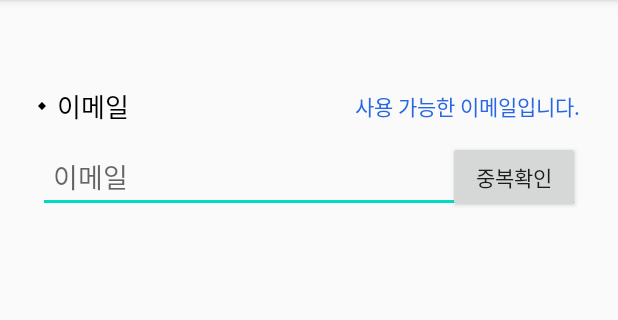
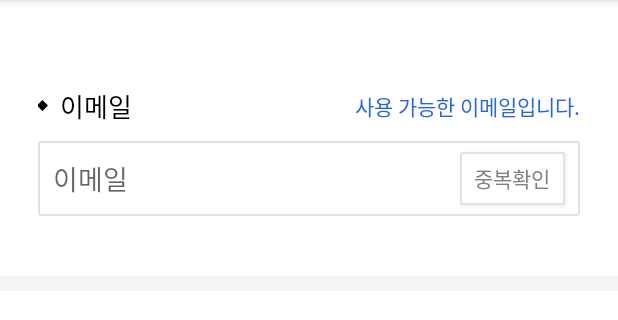
Before and after one commit to cyhaz/uiTestHard01, an Android app: the SignUpActivity screen opened directly, with no data from a screen before it, on a phone screen of 412 x 824 dp, the part 84-404 px from its top. Run offline under Robolectric (Android 15) with nearby library versions, the phone set to English and light mode, and no system bars.

Commit message:
전체 구조 전반적인 수정

```diff
--- /dev/null
+++ b/app/src/main/res/drawable-v24/duplokbutton_layout.xml
@@ -0,0 +1,16 @@
+<?xml version="1.0" encoding="utf-8"?>
+<shape xmlns:android="http://schemas.android.com/apk/res/android">
+
+    <solid android:color="#FFFFFF" />
+
+    <stroke
+        android:width="1dp"
+        android:color="#E2E2E2" />
+
+    <corners
+        android:topLeftRadius="1dp"
+        android:topRightRadius="1dp"
+        android:bottomLeftRadius="1dp"
+        android:bottomRightRadius="1dp"  />
+
+</shape>
--- a/app/src/main/res/layout/activity_sign_up.xml
+++ b/app/src/main/res/layout/activity_sign_up.xml
@@ -5,11 +5,17 @@
     android:layout_width="match_parent"
     android:layout_height="match_parent"
     android:orientation="vertical"
+    android:background="#FFFFFF"
+    tools:context=".SignUpActivity">
+
+<!-- 이메일 -->
+    <LinearLayout
+        android:layout_width="match_parent"
+        android:layout_height="wrap_content"
+        android:orientation="vertical"
         android:paddingLeft="25dp"
         android:paddingRight="25dp"
-    android:paddingTop="57dp"
-    tools:context=".SignUpActivity">
-
+        android:paddingTop="57dp">
 
         <LinearLayout
             android:layout_width="match_parent"
@@ -18,8 +24,8 @@
             android:gravity="center_vertical">
 
             <ImageView
-            android:layout_width="5dp"
-            android:layout_height="5dp"
+                android:layout_width="7dp"
+                android:layout_height="7dp"
                 android:src="@drawable/button_black"
                 android:scaleType="centerCrop"/>
 
@@ -52,15 +58,31 @@
             <EditText
                 android:paddingLeft="10dp"
                 android:layout_width="match_parent"
-            android:layout_height="wrap_content"
-            android:hint="이메일" />
+                android:layout_height="50dp"
+                android:hint="이메일"
+                android:background="@drawable/duplokbutton_layout"/>
 
             <Button
-            android:layout_width="wrap_content"
-            android:layout_height="wrap_content"
+                android:layout_marginRight="10dp"
+                android:layout_width="70dp"
+                android:layout_height="35dp"
                 android:layout_gravity="right|center_vertical"
-            android:text="중복확인"/>
+                android:text="중복확인"
+                android:textColor="#808080"
+                android:background="@drawable/duplokbutton_layout"/>
 
         </FrameLayout>
 
+
     </LinearLayout>
+
+<!-- 회색 줄 넣기 -->
+    <LinearLayout
+        android:layout_marginTop="40dp"
+        android:layout_width="match_parent"
+        android:layout_height="10dp"
+        android:background="#F4F5F5">
+
+    </LinearLayout>
+
+</LinearLayout>
```
Lines whose indentation alone changed are shown as unchanged.
